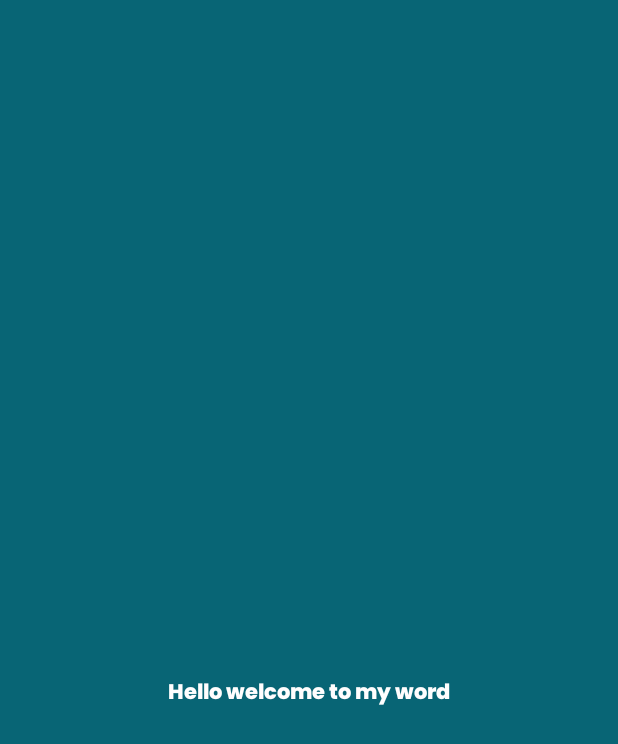
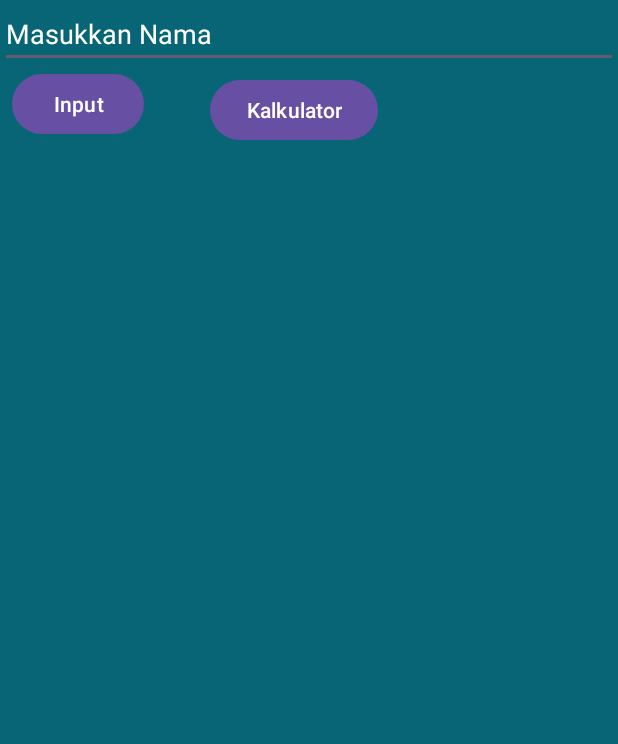
Before and after one commit to Nashwahrz/mobile_kotline2, an Android app: the MainActivity2 screen opened directly, with no data from a screen before it, on a phone screen of 412 x 824 dp. Shown: the top 744 px of the screen. Run offline under Robolectric (Android 15) with nearby library versions, the phone set to English and light mode, and no system bars.

Commit message:
tugas 3 dan kalkulator

```diff
--- a/app/src/main/AndroidManifest.xml
+++ b/app/src/main/AndroidManifest.xml
@@ -12,6 +12,9 @@
         android:supportsRtl="true"
         android:theme="@style/Theme.Coba"
         tools:targetApi="31">
+        <activity
+            android:name=".MainActivity3"
+            android:exported="false" />
         <activity
             android:name=".frame_layout"
             android:exported="false" />
--- a/app/src/main/java/com/example/coba/MainActivity2.kt
+++ b/app/src/main/java/com/example/coba/MainActivity2.kt
@@ -1,16 +1,30 @@
 package com.example.coba
 
+import android.content.Intent
 import android.os.Bundle
+import android.widget.Button
 import androidx.activity.enableEdgeToEdge
 import androidx.appcompat.app.AppCompatActivity
 import androidx.core.view.ViewCompat
 import androidx.core.view.WindowInsetsCompat
 
 class MainActivity2 : AppCompatActivity() {
+
+    lateinit var kalkulator: Button
+
     override fun onCreate(savedInstanceState: Bundle?) {
         super.onCreate(savedInstanceState)
         enableEdgeToEdge()
         setContentView(R.layout.activity_main2)
+        kalkulator = findViewById(R.id.kalkulator)
+
+        kalkulator.setOnClickListener() {
+            val intent = Intent(this, MainActivity3::class.java)
+            startActivity(intent)
+        }
+
+
+
         ViewCompat.setOnApplyWindowInsetsListener(findViewById(R.id.main)) { v, insets ->
             val systemBars = insets.getInsets(WindowInsetsCompat.Type.systemBars())
             v.setPadding(systemBars.left, systemBars.top, systemBars.right, systemBars.bottom)
--- a/app/src/main/res/layout/activity_main.xml
+++ b/app/src/main/res/layout/activity_main.xml
@@ -81,6 +81,8 @@
             android:textSize="15sp"/>
 
 
+
+
     </LinearLayout>
 
 
--- a/app/src/main/res/layout/activity_main2.xml
+++ b/app/src/main/res/layout/activity_main2.xml
@@ -8,16 +8,57 @@
     android:background="#086575"
     tools:context=".MainActivity2">
 
+    <LinearLayout
+        android:layout_width="match_parent"
+        android:layout_height="match_parent"
+        android:orientation="vertical">
+
+        <EditText
+            android:id="@+id/etAngka1"
+            android:layout_width="match_parent"
+            android:layout_height="wrap_content"
+            android:ems="10"
+            android:hint="Masukkan Nama"
+            android:inputType="text"
+            android:textColorHint="@color/white" />
+
+        <LinearLayout
+            android:layout_width="match_parent"
+            android:layout_height="match_parent"
+            android:orientation="horizontal">
+
+            <Button
+                android:id="@+id/input"
+                android:layout_width="wrap_content"
+                android:layout_height="wrap_content"
+                android:layout_marginLeft="8dp"
+                android:layout_marginRight="40dp"
+                android:text="Input"  />
+
+
+            <Button
+                android:id="@+id/kalkulator"
+                android:layout_width="wrap_content"
+                android:layout_height="wrap_content"
+                android:layout_margin="4sp"
+
+                android:text="Kalkulator" />
+
+        </LinearLayout>
+
         <TextView
             android:layout_width="wrap_content"
             android:layout_height="wrap_content"
             android:layout_marginTop="100dp"
+            android:layout_gravity="center"
+            android:fontFamily="@font/poppinsextra"
             android:text="Hello welcome to my word"
-        android:fontFamily="@font/poppinsextra"
             android:textColor="#FFFEFE"
             app:layout_constraintBottom_toBottomOf="parent"
             app:layout_constraintEnd_toEndOf="parent"
             app:layout_constraintStart_toStartOf="parent"
             app:layout_constraintTop_toTopOf="parent" />
+    </LinearLayout>
+
 
 </androidx.constraintlayout.widget.ConstraintLayout>
```
Also changed, not shown: app/src/main/java/com/example/coba/MainActivity3.kt (added, +63 -0 lines), app/src/main/res/layout/activity_main3.xml (added, +79 -0 lines). Lines whose indentation alone changed are shown as unchanged.
